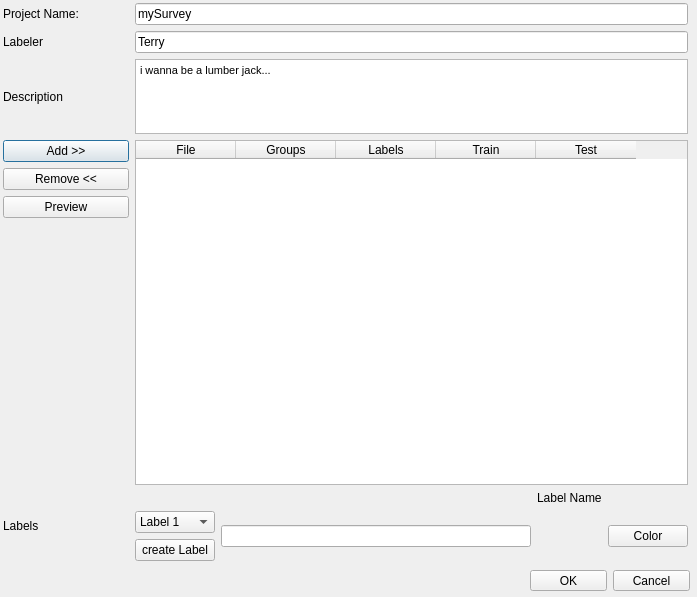
Old version of the form gui/dlgProject.ui in the repository ilastik/ilastik-0.5.
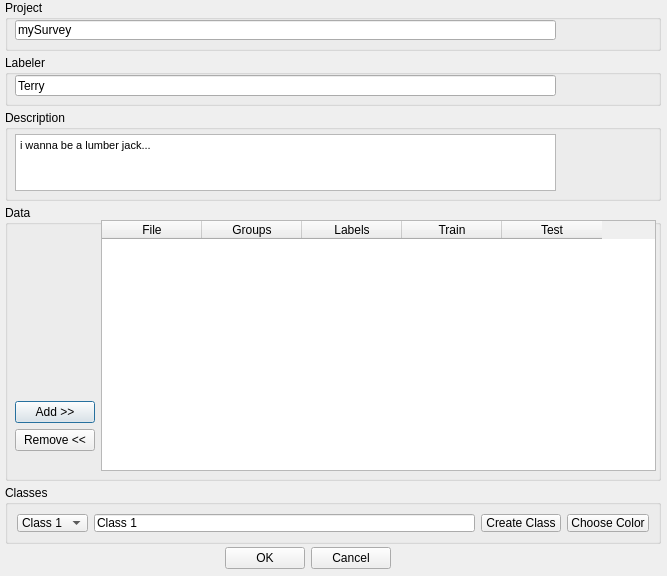
New version of the form. Icons and pictures are not drawn.

Commit message: added Thumbnails changed dlgProject ui file

The edit to the form file:
```diff
--- a/gui/dlgProject.ui
+++ b/gui/dlgProject.ui
@@ -8,44 +8,50 @@
    <rect>
     <x>0</x>
     <y>0</y>
-    <width>697</width>
-    <height>597</height>
+    <width>667</width>
+    <height>576</height>
    </rect>
   </property>
   <property name="windowTitle" >
    <string>Dialog</string>
   </property>
-  <widget class="QDialogButtonBox" name="confirmButtons" >
+  <widget class="QGroupBox" name="groupBox_5" >
    <property name="geometry" >
     <rect>
-     <x>530</x>
-     <y>570</y>
-     <width>160</width>
-     <height>21</height>
+     <x>5</x>
+     <y>205</y>
+     <width>656</width>
+     <height>276</height>
     </rect>
    </property>
-   <property name="standardButtons" >
-    <set>QDialogButtonBox::Cancel|QDialogButtonBox::Ok</set>
+   <property name="title" >
+    <string>Data</string>
    </property>
-  </widget>
-  <widget class="QWidget" name="gridLayoutWidget" >
+   <widget class="QWidget" name="horizontalLayoutWidget" >
    <property name="geometry" >
     <rect>
-     <x>0</x>
-     <y>0</y>
-     <width>691</width>
-     <height>564</height>
-    </rect>
-   </property>
-   <layout class="QGridLayout" name="gridLayout_2" >
-    <property name="sizeConstraint" >
-     <enum>QLayout::SetMaximumSize</enum>
-    </property>
-    <property name="margin" >
-     <number>3</number>
-    </property>
-    <item row="5" column="0" >
-     <layout class="QVBoxLayout" name="verticalLayout" >
+      <x>10</x>
+      <y>15</y>
+      <width>641</width>
+      <height>251</height>
+     </rect>
+    </property>
+    <layout class="QHBoxLayout" name="horizontalLayout_2" >
+     <item>
+      <layout class="QVBoxLayout" name="verticalLayout_5" >
+       <item>
+        <spacer name="verticalSpacer" >
+         <property name="orientation" >
+          <enum>Qt::Vertical</enum>
+         </property>
+         <property name="sizeHint" stdset="0" >
+          <size>
+           <width>20</width>
+           <height>40</height>
+          </size>
+         </property>
+        </spacer>
+       </item>
       <item>
        <widget class="QPushButton" name="addFile" >
         <property name="text" >
@@ -66,13 +72,6 @@
         </property>
        </widget>
       </item>
-      <item>
-       <widget class="QPushButton" name="pushButton_3" >
-        <property name="text" >
-         <string>Preview</string>
-        </property>
-       </widget>
-      </item>
       <item>
        <widget class="QLabel" name="thumbnailImage" >
         <property name="text" >
@@ -85,40 +84,168 @@
       </item>
      </layout>
     </item>
-    <item row="0" column="2" >
+     <item>
+      <widget class="QTableWidget" name="tableWidget" >
+       <property name="sizePolicy" >
+        <sizepolicy vsizetype="Minimum" hsizetype="MinimumExpanding" >
+         <horstretch>0</horstretch>
+         <verstretch>0</verstretch>
+        </sizepolicy>
+       </property>
+       <property name="styleSheet" >
+        <string notr="true" />
+       </property>
+       <column>
+        <property name="text" >
+         <string>File</string>
+        </property>
+       </column>
+       <column>
+        <property name="text" >
+         <string>Groups</string>
+        </property>
+       </column>
+       <column>
+        <property name="text" >
+         <string>Labels</string>
+        </property>
+       </column>
+       <column>
+        <property name="text" >
+         <string>Train</string>
+        </property>
+       </column>
+       <column>
+        <property name="text" >
+         <string>Test</string>
+        </property>
+       </column>
+      </widget>
+     </item>
+    </layout>
+   </widget>
+   <zorder>tableWidget</zorder>
+   <zorder>horizontalLayoutWidget</zorder>
+  </widget>
+  <widget class="QGroupBox" name="groupBox_2" >
+   <property name="enabled" >
+    <bool>true</bool>
+   </property>
+   <property name="geometry" >
+    <rect>
+     <x>5</x>
+     <y>0</y>
+     <width>656</width>
+     <height>51</height>
+    </rect>
+   </property>
+   <property name="sizePolicy" >
+    <sizepolicy vsizetype="MinimumExpanding" hsizetype="MinimumExpanding" >
+     <horstretch>0</horstretch>
+     <verstretch>0</verstretch>
+    </sizepolicy>
+   </property>
+   <property name="title" >
+    <string>Project</string>
+   </property>
      <widget class="QLineEdit" name="projectName" >
+    <property name="geometry" >
+     <rect>
+      <x>10</x>
+      <y>20</y>
+      <width>541</width>
+      <height>20</height>
+     </rect>
+    </property>
       <property name="text" >
        <string>mySurvey</string>
       </property>
      </widget>
-    </item>
-    <item row="1" column="0" >
-     <widget class="QLabel" name="label_2" >
-      <property name="text" >
+  </widget>
+  <widget class="QGroupBox" name="groupBox" >
+   <property name="geometry" >
+    <rect>
+     <x>5</x>
+     <y>55</y>
+     <width>656</width>
+     <height>51</height>
+    </rect>
+   </property>
+   <property name="sizePolicy" >
+    <sizepolicy vsizetype="MinimumExpanding" hsizetype="MinimumExpanding" >
+     <horstretch>0</horstretch>
+     <verstretch>0</verstretch>
+    </sizepolicy>
+   </property>
+   <property name="minimumSize" >
+    <size>
+     <width>10</width>
+     <height>0</height>
+    </size>
+   </property>
+   <property name="maximumSize" >
+    <size>
+     <width>10000</width>
+     <height>10000</height>
+    </size>
+   </property>
+   <property name="title" >
        <string>Labeler</string>
       </property>
-     </widget>
-    </item>
-    <item row="1" column="2" >
      <widget class="QLineEdit" name="labeler" >
+    <property name="geometry" >
+     <rect>
+      <x>10</x>
+      <y>20</y>
+      <width>541</width>
+      <height>21</height>
+     </rect>
+    </property>
+    <property name="sizePolicy" >
+     <sizepolicy vsizetype="MinimumExpanding" hsizetype="MinimumExpanding" >
+      <horstretch>0</horstretch>
+      <verstretch>0</verstretch>
+     </sizepolicy>
+    </property>
       <property name="text" >
        <string>Terry</string>
       </property>
      </widget>
-    </item>
-    <item row="2" column="0" >
-     <widget class="QLabel" name="label_3" >
-      <property name="text" >
+   <zorder>labeler</zorder>
+   <zorder>verticalLayoutWidget_2</zorder>
+   <zorder>groupBox_2</zorder>
+  </widget>
+  <widget class="QGroupBox" name="groupBox_3" >
+   <property name="geometry" >
+    <rect>
+     <x>5</x>
+     <y>110</y>
+     <width>656</width>
+     <height>91</height>
+    </rect>
+   </property>
+   <property name="title" >
        <string>Description</string>
       </property>
-     </widget>
-    </item>
-    <item row="2" column="2" >
      <widget class="QTextEdit" name="description" >
+    <property name="geometry" >
+     <rect>
+      <x>10</x>
+      <y>24</y>
+      <width>541</width>
+      <height>57</height>
+     </rect>
+    </property>
+    <property name="sizePolicy" >
+     <sizepolicy vsizetype="Preferred" hsizetype="Preferred" >
+      <horstretch>0</horstretch>
+      <verstretch>0</verstretch>
+     </sizepolicy>
+    </property>
       <property name="maximumSize" >
        <size>
         <width>16777215</width>
-        <height>75</height>
+      <height>1623452</height>
        </size>
       </property>
       <property name="html" >
@@ -129,109 +256,67 @@
 &lt;p style=" margin-top:0px; margin-bottom:0px; margin-left:0px; margin-right:0px; -qt-block-indent:0; text-indent:0px; font-family:'Sans Serif'; font-size:9pt;">&lt;span style=" font-family:'MS Shell Dlg 2'; font-size:8pt;">i wanna be a lumber jack...&lt;/span>&lt;/p>&lt;/body>&lt;/html></string>
       </property>
      </widget>
-    </item>
-    <item row="5" column="2" >
-     <widget class="QTableWidget" name="tableWidget" >
-      <property name="sizePolicy" >
-       <sizepolicy vsizetype="Expanding" hsizetype="MinimumExpanding" >
-        <horstretch>0</horstretch>
-        <verstretch>0</verstretch>
-       </sizepolicy>
-      </property>
-      <property name="styleSheet" >
-       <string notr="true" />
-      </property>
-      <column>
-       <property name="text" >
-        <string>File</string>
-       </property>
-      </column>
-      <column>
-       <property name="text" >
-        <string>Groups</string>
-       </property>
-      </column>
-      <column>
-       <property name="text" >
-        <string>Labels</string>
-       </property>
-      </column>
-      <column>
-       <property name="text" >
-        <string>Train</string>
-       </property>
-      </column>
-      <column>
-       <property name="text" >
-        <string>Test</string>
-       </property>
-      </column>
-     </widget>
-    </item>
-    <item row="0" column="0" >
-     <widget class="QLabel" name="label" >
-      <property name="text" >
-       <string>Project Name:               </string>
-      </property>
-     </widget>
-    </item>
-    <item row="6" column="2" >
-     <layout class="QGridLayout" name="gridLayout" >
-      <item row="1" column="3" >
-       <widget class="QPushButton" name="btnLabelColor" >
-        <property name="text" >
-         <string>Color</string>
-        </property>
-       </widget>
-      </item>
-      <item row="0" column="2" >
-       <widget class="QLabel" name="label_6" >
-        <property name="text" >
-         <string>Label Name</string>
-        </property>
-       </widget>
-      </item>
-      <item row="0" column="3" >
-       <widget class="QLabel" name="label_7" >
-        <property name="text" >
-         <string/>
-        </property>
-       </widget>
-      </item>
-      <item row="1" column="0" >
-       <layout class="QGridLayout" name="gridLayout_3" >
-        <item row="0" column="0" >
+   <zorder>description</zorder>
+   <zorder>groupBox</zorder>
+  </widget>
+  <widget class="QGroupBox" name="groupBox_4" >
+   <property name="geometry" >
+    <rect>
+     <x>5</x>
+     <y>485</y>
+     <width>656</width>
+     <height>59</height>
+    </rect>
+   </property>
+   <property name="title" >
+    <string>Classes</string>
+   </property>
+   <layout class="QHBoxLayout" name="horizontalLayout_3" >
+    <item>
          <widget class="QComboBox" name="cmbLabelName" >
           <item>
            <property name="text" >
-            <string>Label 1</string>
+        <string>Class 1</string>
            </property>
           </item>
          </widget>
         </item>
-        <item row="1" column="0" >
+    <item>
+     <widget class="QLineEdit" name="txtLabelName" >
+      <property name="text" >
+       <string>Class 1</string>
+      </property>
+     </widget>
+    </item>
+    <item>
          <widget class="QPushButton" name="btnAddLabel" >
           <property name="text" >
-           <string>create Label</string>
+       <string>Create Class</string>
           </property>
          </widget>
         </item>
-       </layout>
-      </item>
-      <item row="1" column="1" >
-       <widget class="QLineEdit" name="txtLabelName" />
-      </item>
-     </layout>
-    </item>
-    <item row="6" column="0" >
-     <widget class="QLabel" name="label_4" >
+    <item>
+     <widget class="QPushButton" name="btnLabelColor" >
       <property name="text" >
-       <string>Labels</string>
+       <string>Choose Color</string>
       </property>
      </widget>
     </item>
    </layout>
   </widget>
+  <widget class="QDialogButtonBox" name="confirmButtons" >
+   <property name="geometry" >
+    <rect>
+     <x>220</x>
+     <y>540</y>
+     <width>171</width>
+     <height>36</height>
+    </rect>
+   </property>
+   <property name="standardButtons" >
+    <set>QDialogButtonBox::Cancel|QDialogButtonBox::Ok</set>
+   </property>
+  </widget>
  </widget>
  <resources/>
  <connections/>
```
Lines whose indentation alone changed are shown as unchanged. The commit also changes 1 other file.
